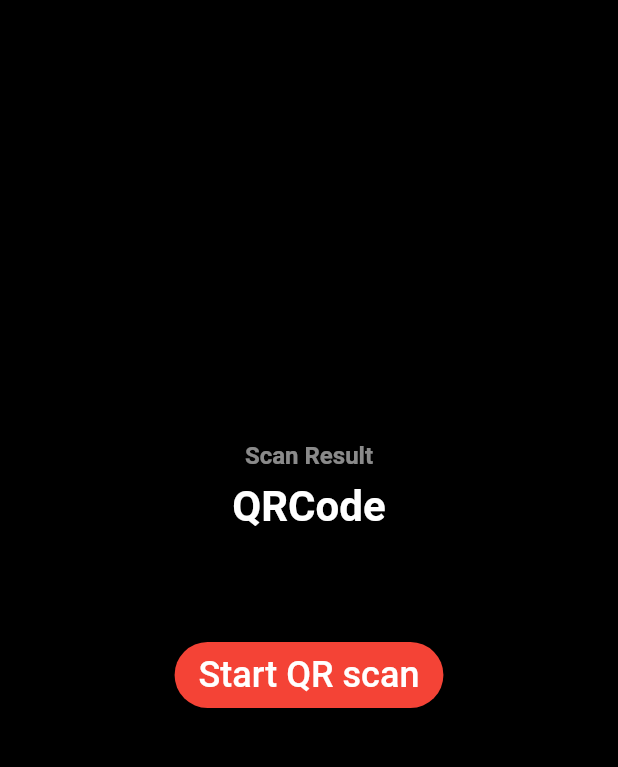
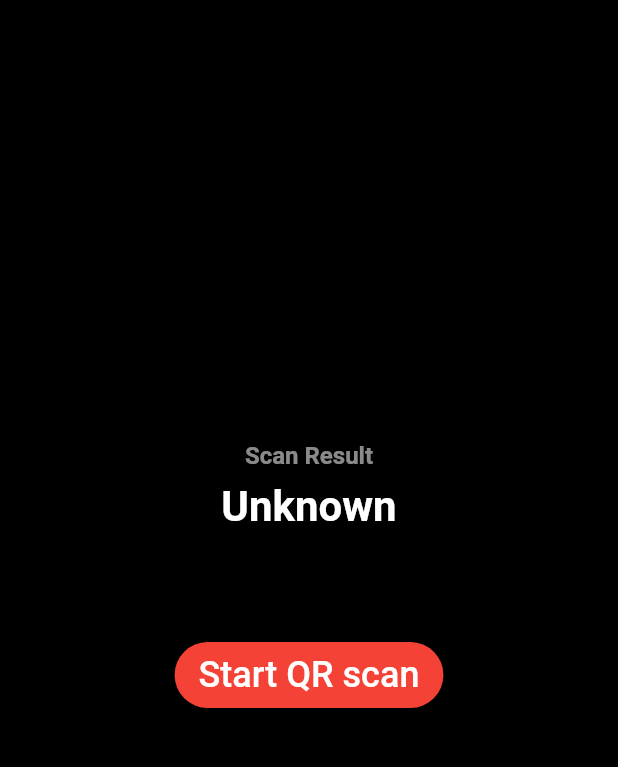
Before and after one commit to JohannesMilke/qr_code_scanner_example, a Flutter app: the QRScanPage screen opened directly, on a phone screen of 412 x 824 dp, the part 84-851 px from its top. Run offline on Flutter 3.47's test engine with Material 2 defaults, Android fonts, the phone set to English and light mode, and no system bars; our stand-ins replace barcode_widget; missing offline and left inert: flutter_barcode_scanner.

Commit message:
Update qr_scan_page.dart

```diff
--- a/lib/page/qr_scan_page.dart
+++ b/lib/page/qr_scan_page.dart
@@ -32,7 +32,7 @@ class _QRScanPageState extends State<QRScanPage> {
               ),
               SizedBox(height: 8),
               Text(
-                'QRCode',
+                '$qrCode',
                 style: TextStyle(
                   fontSize: 28,
                   fontWeight: FontWeight.bold,
```
